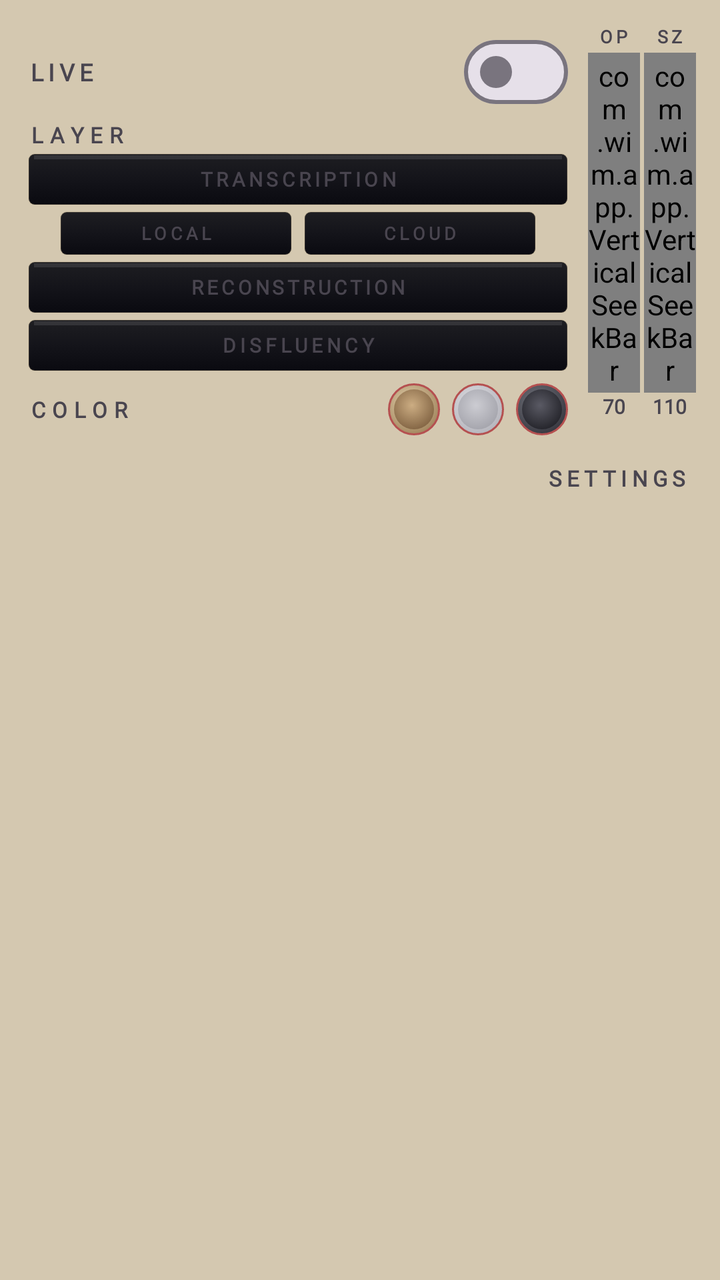
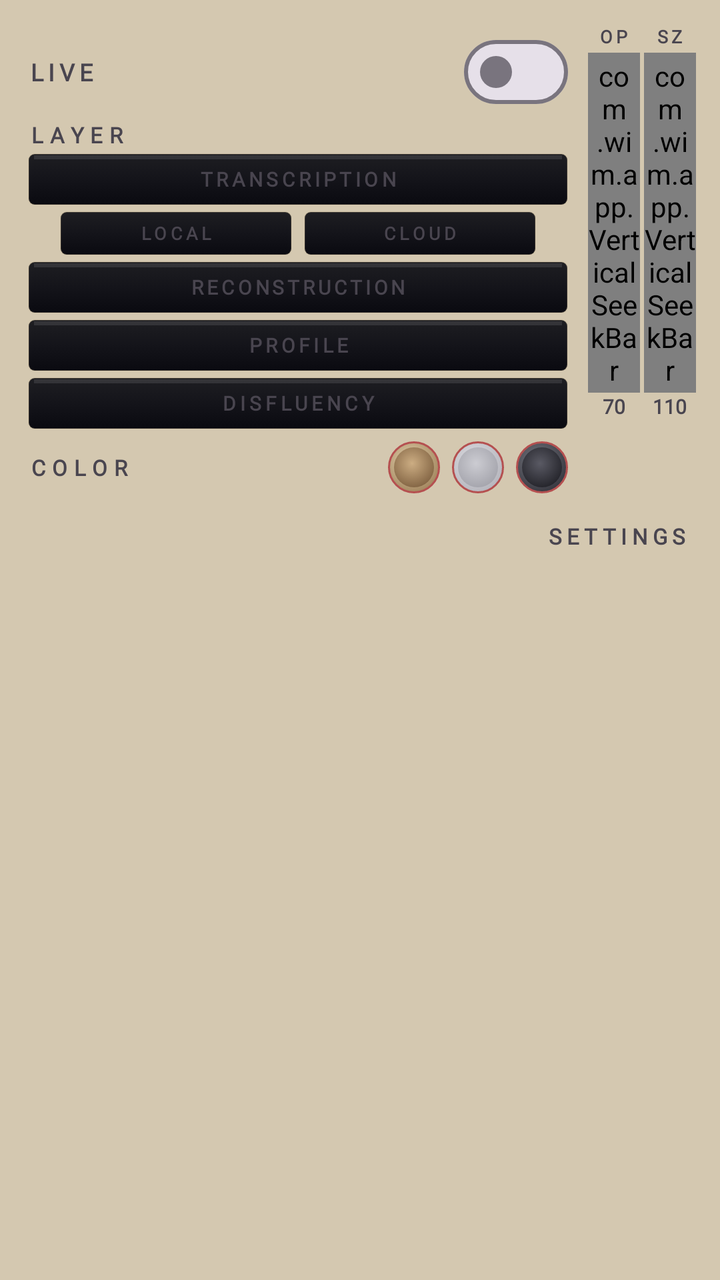

Screens rendered from an Android XML layout before and after an edit, with the pre-edit source and the edit as a unified diff.
<!-- AndroidManifest.xml: application theme Theme.WhatIMeant -->
<!-- res/layout/bubble_menu.xml -->
<?xml version="1.0" encoding="utf-8"?>
<LinearLayout xmlns:android="http://schemas.android.com/apk/res/android"
    android:id="@+id/menuRoot"
    android:layout_width="220dp"
    android:layout_height="wrap_content"
    android:orientation="vertical"
    android:elevation="14dp"
    android:paddingStart="14dp"
    android:paddingEnd="12dp"
    android:paddingTop="12dp"
    android:paddingBottom="22dp">

    
    <TextView
        android:id="@+id/menuPredictionChip"
        android:layout_width="wrap_content"
        android:layout_height="wrap_content"
        android:layout_gravity="center_horizontal"
        android:layout_marginBottom="8dp"
        android:paddingStart="10dp"
        android:paddingEnd="10dp"
        android:paddingTop="3dp"
        android:paddingBottom="3dp"
        android:text=""
        android:textSize="9sp"
        android:fontFamily="@font/josefin_sans"
        android:textStyle="bold"
        android:letterSpacing="0.16"
        android:visibility="gone" />

    
    <LinearLayout
        android:layout_width="match_parent"
        android:layout_height="wrap_content"
        android:orientation="horizontal">

        
        <LinearLayout
            android:layout_width="0dp"
            android:layout_weight="1"
            android:layout_height="wrap_content"
            android:orientation="vertical">

            
            <LinearLayout
                android:layout_width="match_parent"
                android:layout_height="wrap_content"
                android:orientation="horizontal"
                android:gravity="center_vertical"
                android:layout_marginBottom="0dp">

                <TextView
                    android:id="@+id/menuLiveLabel"
                    android:layout_width="0dp"
                    android:layout_weight="1"
                    android:layout_height="wrap_content"
                    android:text="@string/bubble_menu_live"
                    android:textSize="12sp"
                    android:fontFamily="@font/josefin_sans"
                    android:textStyle="bold"
                    android:letterSpacing="0.20"
                    android:labelFor="@id/menuLiveToggle" />

                <com.google.android.material.materialswitch.MaterialSwitch
                    android:id="@+id/menuLiveToggle"
                    android:layout_width="wrap_content"
                    android:layout_height="wrap_content" 
                    android:theme="@style/WimSwitchTheme"/>
            </LinearLayout>

            

            
            <TextView
                android:id="@+id/menuLayerLabel"
                android:layout_width="match_parent"
                android:layout_height="wrap_content"
                android:text="@string/tile_layer"
                android:textSize="11sp"
                android:fontFamily="@font/josefin_sans"
                android:textStyle="bold"
                android:letterSpacing="0.30"
                android:layout_marginBottom="2dp" />

            
            <TextView
                android:id="@+id/menuLayer1"
                android:layout_width="match_parent"
                android:layout_height="26dp"
                android:text="@string/bubble_menu_transcription"
                android:textSize="10sp"
                android:fontFamily="@font/josefin_sans"
                android:textStyle="bold"
                android:gravity="center"
                android:letterSpacing="0.18"
                android:background="@drawable/nameplate_bg"
                android:layout_marginBottom="3dp" />

            
            <LinearLayout
                android:layout_width="match_parent"
                android:layout_height="wrap_content"
                android:orientation="horizontal"
                android:layout_marginStart="16dp"
                android:layout_marginEnd="16dp"
                android:layout_marginBottom="3dp">

                <TextView
                    android:id="@+id/menuL1Local"
                    android:layout_width="0dp"
                    android:layout_weight="1"
                    android:layout_height="22dp"
                    android:text="@string/layer_local"
                    android:textSize="9sp"
                    android:fontFamily="@font/josefin_sans"
                    android:textStyle="bold"
                    android:gravity="center"
                    android:letterSpacing="0.20"
                    android:background="@drawable/nameplate_bg"
                    android:layout_marginEnd="3dp" />

                <TextView
                    android:id="@+id/menuL1Cloud"
                    android:layout_width="0dp"
                    android:layout_weight="1"
                    android:layout_height="22dp"
                    android:text="@string/bubble_menu_cloud"
                    android:textSize="9sp"
                    android:fontFamily="@font/josefin_sans"
                    android:textStyle="bold"
                    android:gravity="center"
                    android:letterSpacing="0.20"
                    android:background="@drawable/nameplate_bg"
                    android:layout_marginStart="3dp" />
            </LinearLayout>

            <TextView
                android:id="@+id/menuLayer2"
                android:layout_width="match_parent"
                android:layout_height="26dp"
                android:text="@string/bubble_menu_reconstruction"
                android:textSize="10sp"
                android:fontFamily="@font/josefin_sans"
                android:textStyle="bold"
                android:gravity="center"
                android:letterSpacing="0.16"
                android:background="@drawable/nameplate_bg"
                android:layout_marginBottom="3dp" />

            <TextView
                android:id="@+id/menuLayer4"
                android:layout_width="match_parent"
                android:layout_height="26dp"
                android:text="@string/bubble_menu_disfluency"
                android:textSize="10sp"
                android:fontFamily="@font/josefin_sans"
                android:textStyle="bold"
                android:gravity="center"
                android:letterSpacing="0.20"
                android:background="@drawable/nameplate_bg"
                android:layout_marginBottom="6dp" />

            
            <LinearLayout
                android:layout_width="match_parent"
                android:layout_height="wrap_content"
                android:orientation="horizontal"
                android:gravity="center_vertical">

                <TextView
                    android:id="@+id/menuColorLabel"
                    android:layout_width="0dp"
                    android:layout_weight="1"
                    android:layout_height="wrap_content"
                    android:text="@string/bubble_menu_color"
                    android:textSize="11sp"
                    android:fontFamily="@font/josefin_sans"
                    android:textStyle="bold"
                    android:letterSpacing="0.30" />

                <View
                    android:id="@+id/menuThemeBronze"
                    android:layout_width="26dp"
                    android:layout_height="26dp"
                    android:minWidth="48dp"
                    android:minHeight="48dp"
                    android:background="@drawable/color_indicator_bronze"
                    android:layout_marginStart="6dp"
                    android:contentDescription="@string/bubble_color_bronze" />
                <View
                    android:id="@+id/menuThemeAluminum"
                    android:layout_width="26dp"
                    android:layout_height="26dp"
                    android:minWidth="48dp"
                    android:minHeight="48dp"
                    android:background="@drawable/color_indicator_silver"
                    android:layout_marginStart="6dp"
                    android:contentDescription="@string/bubble_color_silver" />
                <View
                    android:id="@+id/menuThemeGunmetal"
                    android:layout_width="26dp"
                    android:layout_height="26dp"
                    android:minWidth="48dp"
                    android:minHeight="48dp"
                    android:background="@drawable/color_indicator_gunmetal"
                    android:layout_marginStart="6dp"
                    android:contentDescription="@string/bubble_color_gunmetal" />
            </LinearLayout>
        </LinearLayout>

        
        <LinearLayout
            android:layout_width="wrap_content"
            android:layout_height="match_parent"
            android:orientation="horizontal"
            android:layout_marginStart="10dp"
            android:gravity="top">

            
            <LinearLayout
                android:layout_width="wrap_content"
                android:layout_height="wrap_content"
                android:orientation="vertical"
                android:gravity="center_horizontal">

                <TextView
                    android:id="@+id/menuOpacityLabel"
                    android:layout_width="wrap_content"
                    android:layout_height="wrap_content"
                    android:text="@string/bubble_menu_op"
                    android:textSize="9sp"
                    android:fontFamily="@font/josefin_sans"
                    android:textStyle="bold"
                    android:letterSpacing="0.20"
                    android:layout_marginBottom="2dp" />

                <com.wim.app.VerticalSeekBar
                    android:id="@+id/menuOpacitySeek"
                    android:layout_width="26dp"
                    android:layout_height="170dp"
                    android:min="20"
                    android:max="100"
                    android:progress="70"
                    android:thumb="@drawable/fader_thumb"
                    android:splitTrack="false"
                    android:paddingTop="0dp"
                    android:paddingBottom="0dp" />

                <TextView
                    android:id="@+id/menuOpacityValue"
                    android:layout_width="wrap_content"
                    android:layout_height="wrap_content"
                    android:text="70"
                    android:textSize="10sp"
                    android:fontFamily="@font/josefin_sans"
                    android:textStyle="bold"
                    android:layout_marginTop="0dp" />
            </LinearLayout>

            
            <LinearLayout
                android:layout_width="wrap_content"
                android:layout_height="wrap_content"
                android:orientation="vertical"
                android:gravity="center_horizontal"
                android:layout_marginStart="2dp">

                <TextView
                    android:id="@+id/menuSizeLabel"
                    android:layout_width="wrap_content"
                    android:layout_height="wrap_content"
                    android:text="@string/bubble_menu_sz"
                    android:textSize="9sp"
                    android:fontFamily="@font/josefin_sans"
                    android:textStyle="bold"
                    android:letterSpacing="0.20"
                    android:layout_marginBottom="2dp" />

                <com.wim.app.VerticalSeekBar
                    android:id="@+id/menuSizeSeek"
                    android:layout_width="26dp"
                    android:layout_height="170dp"
                    android:min="70"
                    android:max="150"
                    android:progress="110"
                    android:thumb="@drawable/fader_thumb"
                    android:splitTrack="false"
                    android:paddingTop="0dp"
                    android:paddingBottom="0dp" />

                <TextView
                    android:id="@+id/menuSizeValue"
                    android:layout_width="wrap_content"
                    android:layout_height="wrap_content"
                    android:text="110"
                    android:textSize="10sp"
                    android:fontFamily="@font/josefin_sans"
                    android:textStyle="bold"
                    android:layout_marginTop="0dp" />
            </LinearLayout>
        </LinearLayout>
    </LinearLayout>

    
    <LinearLayout
        android:layout_width="match_parent"
        android:layout_height="wrap_content"
        android:orientation="horizontal"
        android:gravity="end"
        android:layout_marginTop="10dp">

        <TextView
            android:id="@+id/menuOpenSettings"
            android:layout_width="wrap_content"
            android:layout_height="wrap_content"
            android:text="@string/tile_settings"
            android:textSize="11sp"
            android:fontFamily="@font/josefin_sans"
            android:textStyle="bold"
            android:letterSpacing="0.22"
            android:padding="4dp" />
    </LinearLayout>
</LinearLayout>
<!-- resources referenced by this layout -->
<resources>
  <!-- drawable fader_thumb (drawable) -->
  <?xml version="1.0" encoding="utf-8"?>
  <layer-list xmlns:android="http://schemas.android.com/apk/res/android">
      
      <item>
          <shape android:shape="rectangle">
              <gradient
                  android:startColor="#FFE0D4B0"
                  android:centerColor="#FFC8B48A"
                  android:endColor="#FF8A7656"
                  android:angle="270" />
              <corners android:radius="3dp" />
              <stroke android:width="0.7dp" android:color="#FF1A0F08" />
              <size android:width="20dp" android:height="20dp" />
          </shape>
      </item>
      
      <item android:top="9dp" android:bottom="9dp" android:left="3dp" android:right="3dp">
          <shape android:shape="rectangle">
              <solid android:color="#FFB55050" />
          </shape>
      </item>
      
      <item android:top="2dp" android:bottom="15dp" android:left="3dp" android:right="3dp">
          <shape android:shape="rectangle">
              <solid android:color="#66FFFFFF" />
          </shape>
      </item>
  </layer-list>
  <string name="bubble_color_bronze">Bronze</string>
  <string name="bubble_color_gunmetal">Gunmetal</string>
  <string name="bubble_color_silver">Silver</string>
  <string name="bubble_menu_cloud">CLOUD</string>
  <string name="bubble_menu_color">COLOR</string>
  <string name="bubble_menu_disfluency">DISFLUENCY</string>
  <string name="bubble_menu_live">LIVE</string>
  <string name="bubble_menu_op">OP</string>
  <string name="bubble_menu_reconstruction">RECONSTRUCTION</string>
  <string name="bubble_menu_sz">SZ</string>
  <string name="bubble_menu_transcription">TRANSCRIPTION</string>
  <string name="layer_local">LOCAL</string>
  <string name="tile_layer">LAYER</string>
  <string name="tile_settings">SETTINGS</string>
  <style name="WimSwitchTheme" parent="Widget.Material3.CompoundButton.MaterialSwitch">
          <item name="colorPrimary">@color/copper_gold</item>
          <item name="colorSurface">@color/bg_surface</item>
      </style>
  <style name="Theme.WhatIMeant" parent="Theme.Material3.DayNight.NoActionBar">
          <item name="colorPrimary">@color/red_primary</item>
          <item name="colorOnPrimary">@color/text_white</item>
          <item name="colorPrimaryContainer">@color/bg_surface</item>
          <item name="colorOnPrimaryContainer">@color/text_primary</item>
          <item name="colorSecondary">@color/bg_surface</item>
          <item name="colorSurface">@color/bg_base</item>
          <item name="colorOnSurface">@color/text_primary</item>
          <item name="android:windowBackground">@color/bg_base</item>
          <item name="android:statusBarColor">@color/bg_surface</item>
          <item name="android:navigationBarColor">@color/bg_surface</item>
          <item name="android:colorBackground">@color/bg_base</item>
          <item name="android:textColorPrimary">@color/text_primary</item>
          <item name="android:textColorSecondary">@color/text_secondary</item>
          <item name="colorSurfaceVariant">@color/bg_elevated</item>
      </style>
  <color name="copper_gold">#FF8A5A2F</color>
  <color name="bg_surface">#FFE8DDC4</color>
  <color name="red_primary">#FFB91C1C</color>
  <color name="text_white">#FF1A1612</color>
  <color name="text_primary">#FF2A2420</color>
  <color name="bg_base">#FFD4C8B0</color>
  <color name="text_secondary">#FF6B5D4A</color>
  <color name="bg_elevated">#FFF0E8D8</color>
  <!-- unchanged entries left out for length: 4 -->
</resources>

<!-- the commit's change to res/layout/bubble_menu.xml (unified diff, before → after) -->
@@ -147,6 +147,20 @@
                 android:background="@drawable/nameplate_bg"
                 android:layout_marginBottom="3dp" />
 
+            
+            <TextView
+                android:id="@+id/menuLayer3"
+                android:layout_width="match_parent"
+                android:layout_height="26dp"
+                android:text="@string/bubble_menu_profile"
+                android:textSize="10sp"
+                android:fontFamily="@font/josefin_sans"
+                android:textStyle="bold"
+                android:gravity="center"
+                android:letterSpacing="0.18"
+                android:background="@drawable/nameplate_bg"
+                android:layout_marginBottom="3dp" />
+
             <TextView
                 android:id="@+id/menuLayer4"
                 android:layout_width="match_parent"
<!-- resource entries referenced after the edit -->
@@ -37,6 +37,7 @@
   <string name="bubble_menu_disfluency">DISFLUENCY</string>
   <string name="bubble_menu_live">LIVE</string>
   <string name="bubble_menu_op">OP</string>
+  <string name="bubble_menu_profile">PROFILE</string>
   <string name="bubble_menu_reconstruction">RECONSTRUCTION</string>
   <string name="bubble_menu_sz">SZ</string>
   <string name="bubble_menu_transcription">TRANSCRIPTION</string>
